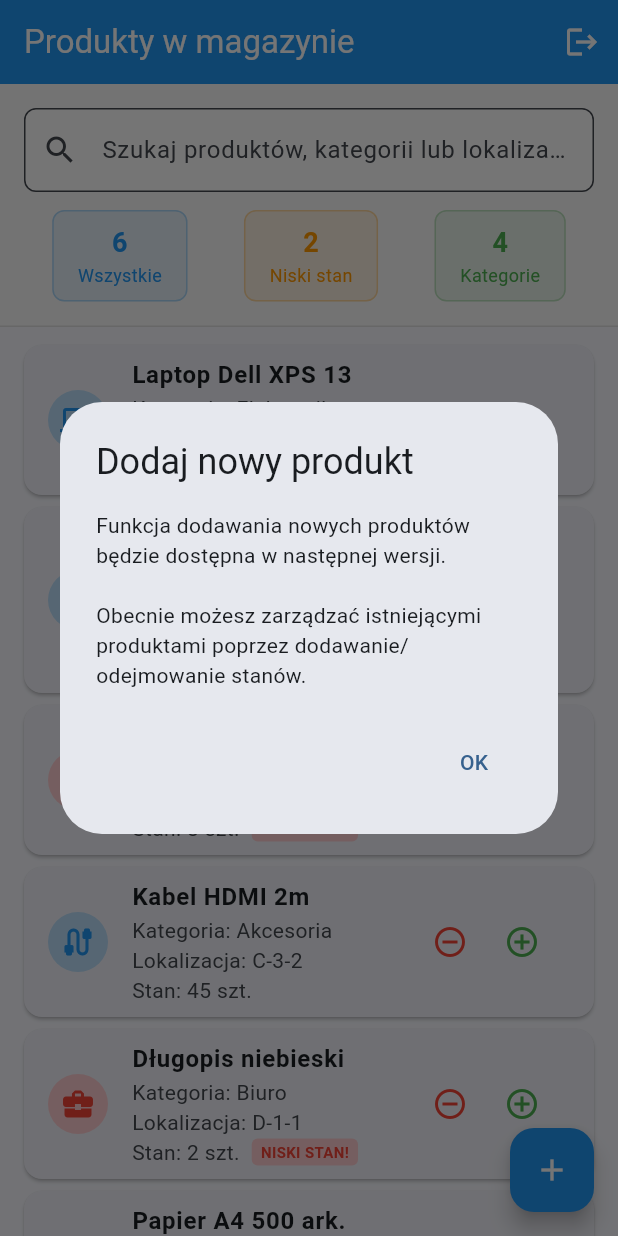
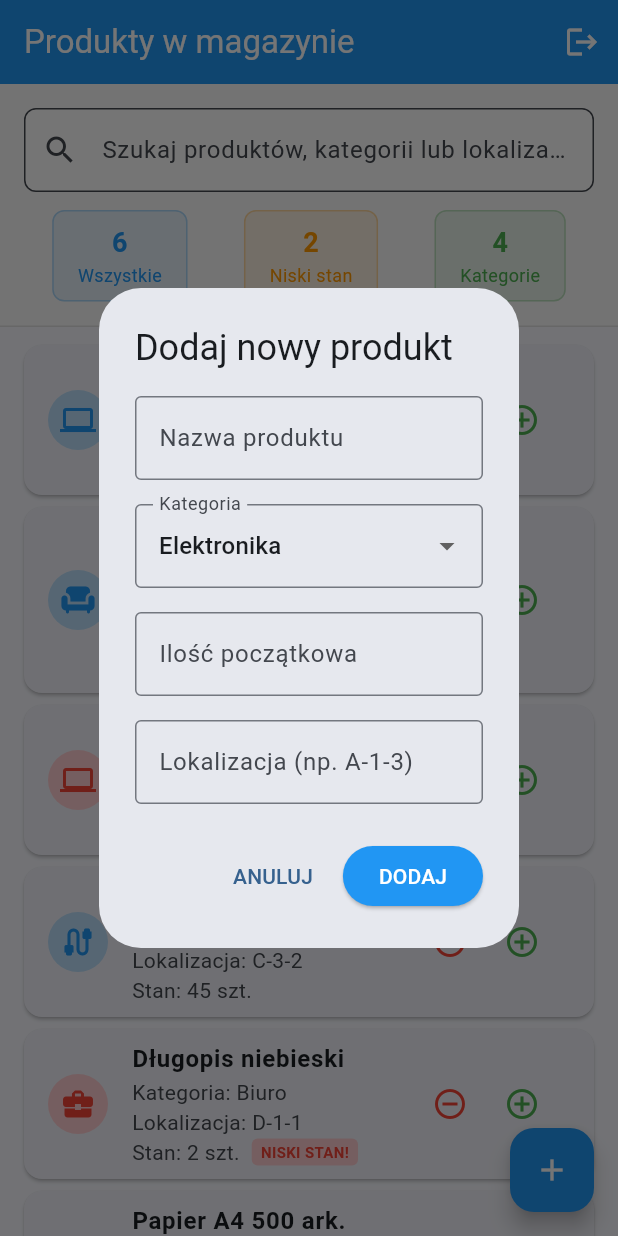
Before and after one commit to ptrkf/warehouse-management-frontend, a Flutter app: the ProductsPage screen opened directly, after a tap on the "add" icon, on a phone screen of 412 x 824 dp. Run offline on Flutter 3.47's test engine with Material 3 defaults, Android fonts, the light colour scheme and no system bars.

Commit message:
Add product creation functionality with dialog form

```diff
--- a/lib/products_page.dart
+++ b/lib/products_page.dart
@@ -1,4 +1,5 @@
 import 'package:flutter/material.dart';
+import 'add_product_page.dart';
 
 class ProductsPage extends StatefulWidget {
   const ProductsPage({super.key});
@@ -36,6 +37,8 @@ class _ProductsPageState extends State<ProductsPage> {
   location: 'A-1-3',
   minStock: 5,
   description: 'Laptop biznesowy 13 cali',
+  code: 'DELL-XPS13-001',
+  dimensions: '30.2x20.1x1.4 cm',
 ),
       Product(
         id: '2',
@@ -439,25 +442,107 @@ class _ProductsPageState extends State<ProductsPage> {
   }
 
   void _showAddProductDialog() {
+  // Tymczasowa implementacja - prosty dialog z podstawowymi polami
+  final nameController = TextEditingController();
+  final quantityController = TextEditingController();
+  final locationController = TextEditingController();
+  String selectedCategory = 'Elektronika';
+
   showDialog(
     context: context,
-      builder: (context) => AlertDialog(
+    builder: (context) => StatefulBuilder(
+      builder: (context, setState) => AlertDialog(
         title: const Text('Dodaj nowy produkt'),
-        content: const Text(
-          'Funkcja dodawania nowych produktów będzie dostępna w następnej wersji.\n\n'
-          'Obecnie możesz zarządzać istniejącymi produktami poprzez dodawanie/odejmowanie stanów.',
+        content: SingleChildScrollView(
+          child: Column(
+            mainAxisSize: MainAxisSize.min,
+            children: [
+              TextField(
+                controller: nameController,
+                decoration: const InputDecoration(
+                  labelText: 'Nazwa produktu',
+                  border: OutlineInputBorder(),
+                ),
+              ),
+              const SizedBox(height: 16),
+              DropdownButtonFormField<String>(
+                value: selectedCategory,
+                decoration: const InputDecoration(
+                  labelText: 'Kategoria',
+                  border: OutlineInputBorder(),
+                ),
+                items: ['Elektronika', 'Meble', 'Akcesoria', 'Biuro', 'Inne']
+                    .map((cat) => DropdownMenuItem(value: cat, child: Text(cat)))
+                    .toList(),
+                onChanged: (value) => setState(() => selectedCategory = value!),
+              ),
+              const SizedBox(height: 16),
+              TextField(
+                controller: quantityController,
+                keyboardType: TextInputType.number,
+                decoration: const InputDecoration(
+                  labelText: 'Ilość początkowa',
+                  border: OutlineInputBorder(),
+                ),
+              ),
+              const SizedBox(height: 16),
+              TextField(
+                controller: locationController,
+                decoration: const InputDecoration(
+                  labelText: 'Lokalizacja (np. A-1-3)',
+                  border: OutlineInputBorder(),
+                ),
+              ),
+            ],
+          ),
         ),
         actions: [
           TextButton(
             onPressed: () => Navigator.of(context).pop(),
-            child: const Text('OK'),
+            child: const Text('ANULUJ'),
+          ),
+          ElevatedButton(
+            onPressed: () {
+              if (nameController.text.isNotEmpty &&
+                  quantityController.text.isNotEmpty &&
+                  locationController.text.isNotEmpty) {
+
+                final newProduct = Product(
+                  id: DateTime.now().millisecondsSinceEpoch.toString(),
+                  name: nameController.text,
+                  category: selectedCategory,
+                  quantity: int.tryParse(quantityController.text) ?? 0,
+                  location: locationController.text.toUpperCase(),
+                  minStock: 5,
+                  description: 'Produkt dodany przez użytkownika',
+                );
+
+                Navigator.of(context).pop();
+
+                this.setState(() {
+                  _allProducts.add(newProduct);
+                  _onSearchChanged();
+                });
+
+                ScaffoldMessenger.of(context).showSnackBar(
+                  SnackBar(
+                    content: Text('Produkt "${newProduct.name}" został dodany!'),
+                    backgroundColor: Colors.green,
+                  ),
+                );
+              }
+            },
+            style: ElevatedButton.styleFrom(backgroundColor: Colors.blue),
+            child: const Text('DODAJ', style: TextStyle(color: Colors.white)),
           ),
         ],
+      ),
     ),
   );
 }
 }
 
+// Model produktu
 // Model produktu
 class Product {
   final String id;
@@ -467,6 +552,8 @@ class Product {
   final String location;
   final int minStock;
   final String description;
+  final String? code;        // Nowe pole
+  final String? dimensions;  // Nowe pole
 
   Product({
     required this.id,
@@ -476,5 +563,7 @@ class Product {
     required this.location,
     required this.minStock,
     required this.description,
+    this.code,        // Opcjonalne
+    this.dimensions,  // Opcjonalne
   });
 }
```
Also changed, not shown: lib/add_product_page.dart (added). Lines whose indentation alone changed are shown as unchanged.
